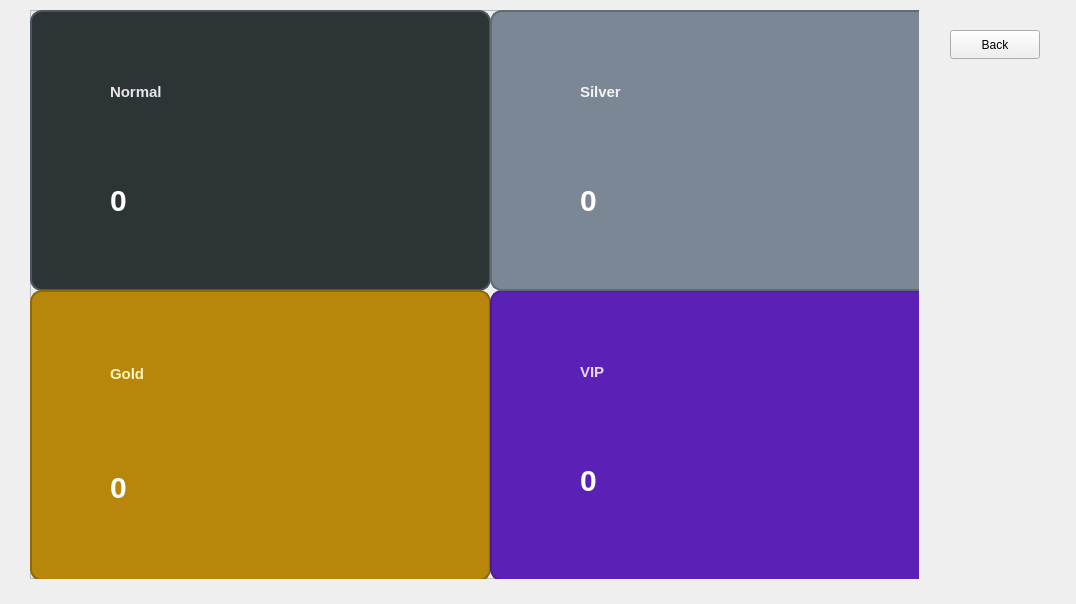
HamidrezaNadafian/Restaurant-Management-System, file main/gui/adminwindow.ui: the form before one commit.
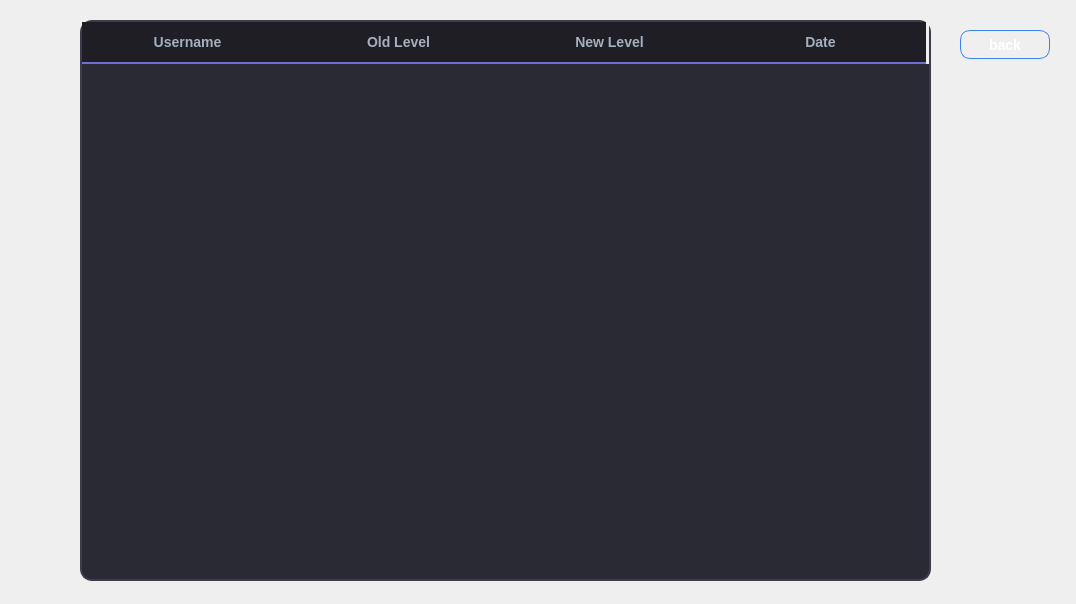
The form after the commit.

Commit message: implement user level change history for admin

The edit to the form file:
```diff
--- a/main/gui/adminwindow.ui
+++ b/main/gui/adminwindow.ui
@@ -29,6 +29,7 @@
 
 QPushButton#btnAddRestaurant, 
 QPushButton#btnManageUsers,
+QPushButton#btnViewLevelChange,
 QPushButton#btnManageStatus, 
 QPushButton#btnViewStatistics {
 	background-color: qlineargradient(x1:0, y1:0, x2:1, y2:1, stop:0 #1e222b, stop:1 #14171e);
@@ -44,6 +45,7 @@
 	padding-left: 0px;
 }
 QPushButton#btnAddRestaurant:hover, 
+QPushButton#btnViewLevelChange:hover,
 QPushButton#btnManageStatus:hover, 
 QPushButton#btnManageUsers:hover,
 QPushButton#btnViewStatistics:hover {
@@ -56,6 +58,7 @@
 
 QPushButton#btnAddRestaurant:pressed, 
 QPushButton#btnManageStatus:pressed, 
+QPushButton#btnViewLevelChange:pressed,
 QPushButton#btnManageUsers:pressed,
 QPushButton#btnViewStatistics:pressed {
     background-color: #11141a;
@@ -427,10 +430,69 @@
     font-size: 30px;
     font-weight: 700;
     background: transparent;
+}
+
+
+QTableWidget#tableWidgetHistory {
+    background-color: #2a2a35;       
+    color: #f1f2f6;                 
+    border: 2px solid #3c3c4a;       
+    border-radius: 12px;             
+    gridline-color: #3c3c4a;        
+    font-family: &quot;Segoe UI&quot;, Tahoma, sans-serif;
+    font-size: 14px;
+    selection-background-color: #706fd3;
+    selection-color: #ffffff;
+    outline: none;                   
+}
+
+
+QTableWidget#tableWidgetHistory::item {
+    padding: 8px;
+    border-bottom: 1px solid #323242;
+}
+
+QTableWidget#tableWidgetHistory::item:hover {
+    background-color: #3d3d52;       
+}
+
+
+QTableWidget#tableWidgetHistory QHeaderView::section {
+    background-color: #1e1e24;       
+    color: #a4b0be;                  
+    font-weight: bold;
+    font-size: 14px;
+    padding: 10px;
+    border: none;
+    border-bottom: 2px solid #706fd3;
+}
+
+QTableWidget#tableWidgetHistory QScrollBar:vertical {
+    border: none;
+    background-color: #1e1e24;
+    width: 12px;
+    border-radius: 6px;
+    margin: 0px;
+}
+
+QTableWidget#tableWidgetHistory QScrollBar::handle:vertical {
+    background-color: #5a5a75;
+    min-height: 30px;
+    border-radius: 6px;
+}
+
+QTableWidget#tableWidgetHistory QScrollBar::handle:vertical:hover {
+    background-color: #706fd3;
+}
+
+QTableWidget#tableWidgetHistory QScrollBar::add-line:vertical, 
+QTableWidget#tableWidgetHistory QScrollBar::sub-line:vertical {
+    border: none;
+    background: none;
 }</string>
    </property>
    <property name="currentIndex">
-    <number>5</number>
+    <number>6</number>
    </property>
    <widget class="QWidget" name="page">
     <widget class="QWidget" name="verticalLayoutWidget">
@@ -1246,11 +1308,126 @@
        <height>29</height>
       </rect>
      </property>
+     <property name="styleSheet">
+      <string notr="true">QPushButton#btnBack_7{
+    background-color: #rgb(170, 0, 0);
+    color: white;
+    border: 1px solid #3B82F6;
+    border-radius: 10px;
+    padding: 8px 16px;
+    font-size: 14px;
+    font-weight: bold;
+}
+
+QPushButton#btnBack_7:hover {
+    background-color: #34495E;
+    border: 1px solid #60A5FA;
+}
+
+QPushButton#btnBack_7:pressed {
+    background-color: #22313F;
+}
+
+QPushButton#btnBack_7:disabled {
+    background-color: #3A3A3A;
+    color: #7F8C8D;
+    border: 1px solid #555555;
+}</string>
+     </property>
      <property name="text">
       <string>Back</string>
      </property>
     </widget>
    </widget>
+   <widget class="QWidget" name="page_7">
+    <widget class="QTableWidget" name="tableWidgetHistory">
+     <property name="geometry">
+      <rect>
+       <x>80</x>
+       <y>20</y>
+       <width>851</width>
+       <height>561</height>
+      </rect>
+     </property>
+     <property name="lineWidth">
+      <number>1</number>
+     </property>
+     <property name="autoScrollMargin">
+      <number>16</number>
+     </property>
+     <attribute name="horizontalHeaderMinimumSectionSize">
+      <number>36</number>
+     </attribute>
+     <attribute name="horizontalHeaderDefaultSectionSize">
+      <number>211</number>
+     </attribute>
+     <attribute name="verticalHeaderMinimumSectionSize">
+      <number>30</number>
+     </attribute>
+     <attribute name="verticalHeaderDefaultSectionSize">
+      <number>40</number>
+     </attribute>
+     <column>
+      <property name="text">
+       <string>Username</string>
+      </property>
+     </column>
+     <column>
+      <property name="text">
+       <string>Old Level</string>
+      </property>
+     </column>
+     <column>
+      <property name="text">
+       <string>New Level</string>
+      </property>
+     </column>
+     <column>
+      <property name="text">
+       <string>Date</string>
+      </property>
+     </column>
+    </widget>
+    <widget class="QPushButton" name="btnBack_2">
+     <property name="geometry">
+      <rect>
+       <x>960</x>
+       <y>30</y>
+       <width>90</width>
+       <height>29</height>
+      </rect>
+     </property>
+     <property name="styleSheet">
+      <string notr="true">QPushButton#btnBack_2{
+    background-color: #rgb(170, 0, 0);
+    color: white;
+    border: 1px solid #3B82F6;
+    border-radius: 10px;
+    padding: 8px 16px;
+    font-size: 14px;
+    font-weight: bold;
+}
+
+QPushButton#btnBack_2:hover {
+    background-color: #34495E;
+    border: 1px solid #60A5FA;
+}
+
+QPushButton#btnBack_2:pressed {
+    background-color: #22313F;
+}
+
+QPushButton#btnBack_2:disabled {
+    background-color: #3A3A3A;
+    color: #7F8C8D;
+    border: 1px solid #555555;
+}</string>
+     </property>
+     <property name="text">
+      <string>back</string>
+     </property>
+    </widget>
+   </widget>
   </widget>
  </widget>
  <resources/>
```
Left out of the diff: 24 changed lines with no effect on the pictures. The commit also changes 5 other files.
